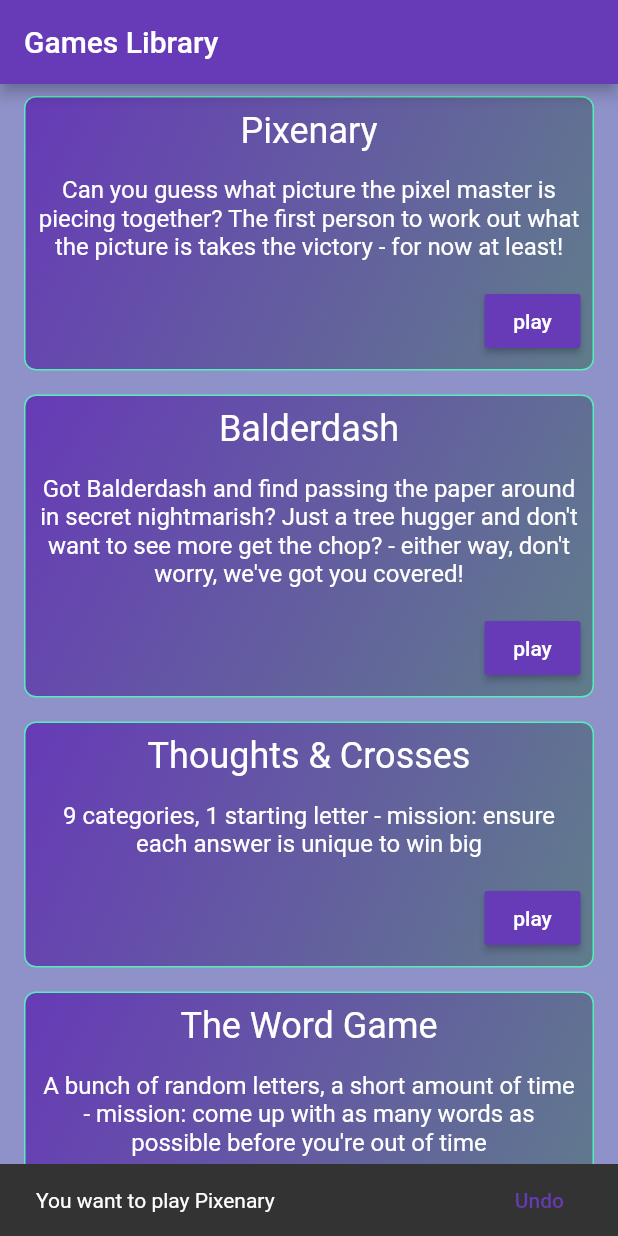
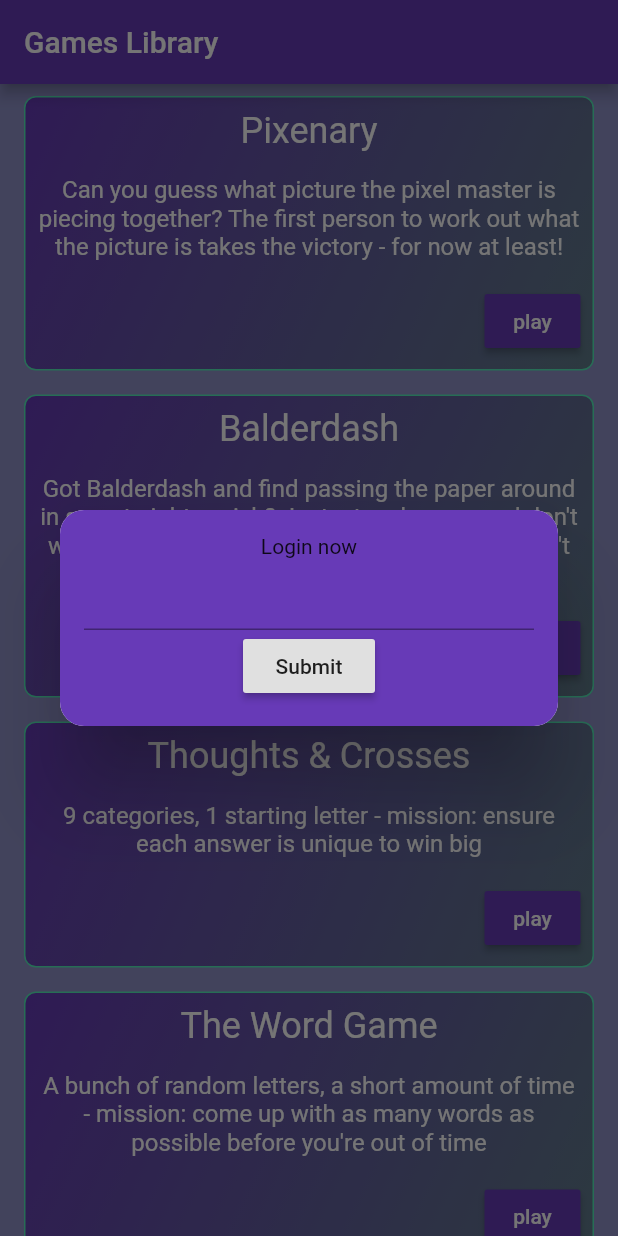
Before and after one commit to JoshuaR830/party-games-flutter, a Flutter app: the screen it shows after launch, after a tap on "play", on a phone screen of 412 x 824 dp. Run offline on Flutter 3.47's test engine with Material 2 defaults, Android fonts, the light colour scheme and no system bars.

Commit message:
Added a text input in a dialog

```diff
--- a/lib/main.dart
+++ b/lib/main.dart
@@ -23,7 +23,7 @@
 
 class HomePage extends StatelessWidget {
   Widget build(BuildContext context) {
-    var cards = <Widget>[
+    final _cards = <Widget>[
       generateGameCard(context, 'Pixenary', "Can you guess what picture the pixel master is piecing together? The first person to work out what the picture is takes the victory - for now at least!"),
       generateGameCard(context, 'Balderdash', "Got Balderdash and find passing the paper around in secret nightmarish? Just a tree hugger and don't want to see more get the chop? - either way, don't worry, we've got you covered!"),
       generateGameCard(context, 'Thoughts & Crosses', "9 categories, 1 starting letter - mission: ensure each answer is unique to win big"),
@@ -32,7 +32,7 @@
 
     return Center(
       child: ListView(
-        children: cards,
+        children: _cards,
       )
     );
   }
@@ -87,17 +87,9 @@
                   RaisedButton(
                     child: Text('play'),
                     color: Colors.deepPurple,
-                    onPressed: () {
-                      final snackBar = SnackBar(
-                        content: Text('You want to play $gameName'),
-                        action: SnackBarAction(
-                          label: 'Undo',
-                          onPressed: () {
-                            showDialog(context: context, builder: (BuildContext context) => loginDialog);
-                          },
-                        ),
-                      );
-                      Scaffold.of(context).showSnackBar(snackBar);
+                    onPressed: () async {
+                      final result = await showDialog(context: context, builder: (BuildContext context) => loginDialog);
+                      Scaffold.of(context).showSnackBar(SnackBar(content: Text("$result")));
                     }
                   ),
                 ],
@@ -123,10 +115,56 @@
           mainAxisSize: MainAxisSize.min,
           children: [
             Text("Login now"),
-
+            LoginForm(),
           ],
         ),
       ),
     ),
   );
 }
+
+class LoginForm extends StatefulWidget {
+  @override
+  LoginFormState createState() {
+    return LoginFormState();
+  }
+}
+
+class LoginFormState extends State<LoginForm> {
+  final _formKey = GlobalKey<FormState>();
+  final userNameController = TextEditingController();
+
+  @override
+  void dispose() {
+    userNameController.dispose();
+    super.dispose();
+  }
+
+  @override
+  Widget build(BuildContext context) {
+    return Form(
+      key: _formKey,
+      child: Column(
+        children: <Widget>[
+          TextFormField(
+            controller: userNameController,
+            validator: (value) {
+              if(value.isEmpty) {
+                return 'Please enter some text';
+              }
+              return null;
+            },
+          ),
+          RaisedButton(
+            onPressed: () {
+              if(_formKey.currentState.validate()) {
+                Navigator.pop(context, userNameController.text);
+              }
+            },
+            child: Text('Submit'),
+          )
+        ],
+      ),
+    );
+  }
+}
```
Also changed, not shown: 1 other file.
